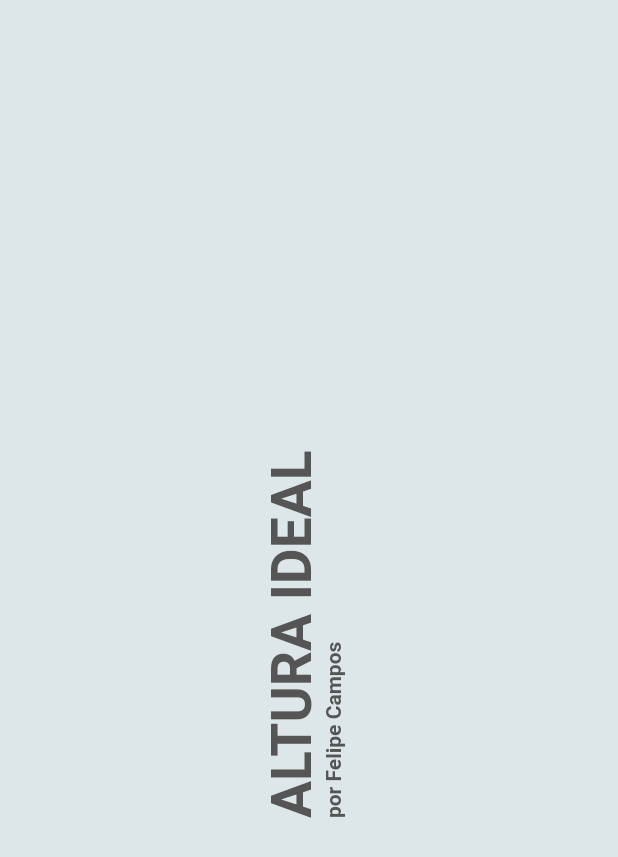
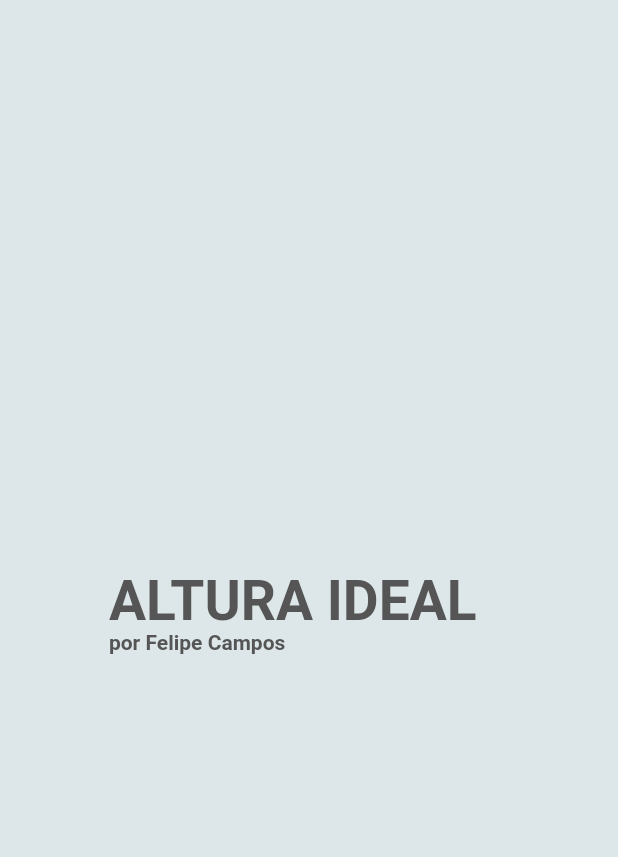
Before and after one commit to felipers84/altura-ideal, a Flutter app: the first screen one second after launch, on a phone screen of 412 x 824 dp. Shown: the top 857 px of the screen. Run offline on Flutter 3.47's test engine with Material 2 defaults, Android fonts, the phone set to English and light mode, and no system bars; our stand-ins replace charts_flutter, flutter_bloc, flutter_neumorphic.

Commit message:
Correção de pacotes

```diff
--- a/lib/introducao.dart
+++ b/lib/introducao.dart
@@ -27,9 +27,7 @@
   Widget build(BuildContext context) {
     return AnimatedBuilder(
       animation: controller,
-      builder: (context, widget) => Transform.rotate(
-        angle: -math.pi / 2,
-        child: Column(
+      builder: (context, widget) => Column(
         mainAxisSize: MainAxisSize.min,
         crossAxisAlignment: CrossAxisAlignment.start,
         children: [
@@ -47,7 +45,6 @@
           )
         ],
       ),
-      ),
     );
   }
 }
--- a/pubspec.yaml
+++ b/pubspec.yaml
@@ -34,6 +34,7 @@
 
 dev_dependencies:
   flutter_launcher_icons: "^0.8.0"
+  rename: ^1.2.0
   flutter_test:
     sdk: flutter
 
```
Also changed, not shown: pubspec.lock, 41 other files. Lines whose indentation alone changed are shown as unchanged.
